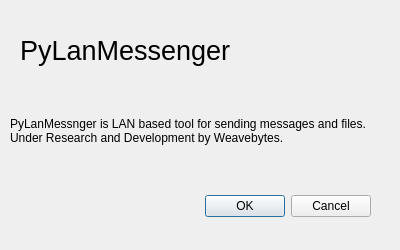
First picture: the form in about_dialog.ui, repository stoic1979/PyLanMessenger, before the edit.
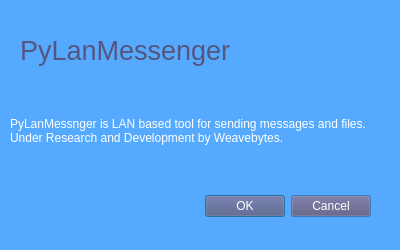
Second picture: the form after the edit.

Commit message: enhanced UI look & feel

```diff
--- a/about_dialog.ui
+++ b/about_dialog.ui
@@ -10,6 +10,421 @@
     <height>250</height>
    </rect>
   </property>
+  <property name="palette">
+   <palette>
+    <active>
+     <colorrole role="WindowText">
+      <brush brushstyle="SolidPattern">
+       <color alpha="255">
+        <red>255</red>
+        <green>255</green>
+        <blue>255</blue>
+       </color>
+      </brush>
+     </colorrole>
+     <colorrole role="Button">
+      <brush brushstyle="SolidPattern">
+       <color alpha="255">
+        <red>85</red>
+        <green>85</green>
+        <blue>127</blue>
+       </color>
+      </brush>
+     </colorrole>
+     <colorrole role="Light">
+      <brush brushstyle="SolidPattern">
+       <color alpha="255">
+        <red>213</red>
+        <green>234</green>
+        <blue>255</blue>
+       </color>
+      </brush>
+     </colorrole>
+     <colorrole role="Midlight">
+      <brush brushstyle="SolidPattern">
+       <color alpha="255">
+        <red>149</red>
+        <green>202</green>
+        <blue>255</blue>
+       </color>
+      </brush>
+     </colorrole>
+     <colorrole role="Dark">
+      <brush brushstyle="SolidPattern">
+       <color alpha="255">
+        <red>42</red>
+        <green>85</green>
+        <blue>127</blue>
+       </color>
+      </brush>
+     </colorrole>
+     <colorrole role="Mid">
+      <brush brushstyle="SolidPattern">
+       <color alpha="255">
+        <red>56</red>
+        <green>113</green>
+        <blue>170</blue>
+       </color>
+      </brush>
+     </colorrole>
+     <colorrole role="Text">
+      <brush brushstyle="SolidPattern">
+       <color alpha="255">
+        <red>0</red>
+        <green>0</green>
+        <blue>0</blue>
+       </color>
+      </brush>
+     </colorrole>
+     <colorrole role="BrightText">
+      <brush brushstyle="SolidPattern">
+       <color alpha="255">
+        <red>255</red>
+        <green>255</green>
+        <blue>255</blue>
+       </color>
+      </brush>
+     </colorrole>
+     <colorrole role="ButtonText">
+      <brush brushstyle="SolidPattern">
+       <color alpha="255">
+        <red>255</red>
+        <green>255</green>
+        <blue>255</blue>
+       </color>
+      </brush>
+     </colorrole>
+     <colorrole role="Base">
+      <brush brushstyle="SolidPattern">
+       <color alpha="255">
+        <red>255</red>
+        <green>255</green>
+        <blue>255</blue>
+       </color>
+      </brush>
+     </colorrole>
+     <colorrole role="Window">
+      <brush brushstyle="SolidPattern">
+       <color alpha="255">
+        <red>85</red>
+        <green>170</green>
+        <blue>255</blue>
+       </color>
+      </brush>
+     </colorrole>
+     <colorrole role="Shadow">
+      <brush brushstyle="SolidPattern">
+       <color alpha="255">
+        <red>0</red>
+        <green>0</green>
+        <blue>0</blue>
+       </color>
+      </brush>
+     </colorrole>
+     <colorrole role="AlternateBase">
+      <brush brushstyle="SolidPattern">
+       <color alpha="255">
+        <red>170</red>
+        <green>212</green>
+        <blue>255</blue>
+       </color>
+      </brush>
+     </colorrole>
+     <colorrole role="ToolTipBase">
+      <brush brushstyle="SolidPattern">
+       <color alpha="255">
+        <red>255</red>
+        <green>255</green>
+        <blue>220</blue>
+       </color>
+      </brush>
+     </colorrole>
+     <colorrole role="ToolTipText">
+      <brush brushstyle="SolidPattern">
+       <color alpha="255">
+        <red>0</red>
+        <green>0</green>
+        <blue>0</blue>
+       </color>
+      </brush>
+     </colorrole>
+    </active>
+    <inactive>
+     <colorrole role="WindowText">
+      <brush brushstyle="SolidPattern">
+       <color alpha="255">
+        <red>255</red>
+        <green>255</green>
+        <blue>255</blue>
+       </color>
+      </brush>
+     </colorrole>
+     <colorrole role="Button">
+      <brush brushstyle="SolidPattern">
+       <color alpha="255">
+        <red>85</red>
+        <green>85</green>
+        <blue>127</blue>
+       </color>
+      </brush>
+     </colorrole>
+     <colorrole role="Light">
+      <brush brushstyle="SolidPattern">
+       <color alpha="255">
+        <red>213</red>
+        <green>234</green>
+        <blue>255</blue>
+       </color>
+      </brush>
+     </colorrole>
+     <colorrole role="Midlight">
+      <brush brushstyle="SolidPattern">
+       <color alpha="255">
+        <red>149</red>
+        <green>202</green>
+        <blue>255</blue>
+       </color>
+      </brush>
+     </colorrole>
+     <colorrole role="Dark">
+      <brush brushstyle="SolidPattern">
+       <color alpha="255">
+        <red>42</red>
+        <green>85</green>
+        <blue>127</blue>
+       </color>
+      </brush>
+     </colorrole>
+     <colorrole role="Mid">
+      <brush brushstyle="SolidPattern">
+       <color alpha="255">
+        <red>56</red>
+        <green>113</green>
+        <blue>170</blue>
+       </color>
+      </brush>
+     </colorrole>
+     <colorrole role="Text">
+      <brush brushstyle="SolidPattern">
+       <color alpha="255">
+        <red>0</red>
+        <green>0</green>
+        <blue>0</blue>
+       </color>
+      </brush>
+     </colorrole>
+     <colorrole role="BrightText">
+      <brush brushstyle="SolidPattern">
+       <color alpha="255">
+        <red>255</red>
+        <green>255</green>
+        <blue>255</blue>
+       </color>
+      </brush>
+     </colorrole>
+     <colorrole role="ButtonText">
+      <brush brushstyle="SolidPattern">
+       <color alpha="255">
+        <red>255</red>
+        <green>255</green>
+        <blue>255</blue>
+       </color>
+      </brush>
+     </colorrole>
+     <colorrole role="Base">
+      <brush brushstyle="SolidPattern">
+       <color alpha="255">
+        <red>255</red>
+        <green>255</green>
+        <blue>255</blue>
+       </color>
+      </brush>
+     </colorrole>
+     <colorrole role="Window">
+      <brush brushstyle="SolidPattern">
+       <color alpha="255">
+        <red>85</red>
+        <green>170</green>
+        <blue>255</blue>
+       </color>
+      </brush>
+     </colorrole>
+     <colorrole role="Shadow">
+      <brush brushstyle="SolidPattern">
+       <color alpha="255">
+        <red>0</red>
+        <green>0</green>
+        <blue>0</blue>
+       </color>
+      </brush>
+     </colorrole>
+     <colorrole role="AlternateBase">
+      <brush brushstyle="SolidPattern">
+       <color alpha="255">
+        <red>170</red>
+        <green>212</green>
+        <blue>255</blue>
+       </color>
+      </brush>
+     </colorrole>
+     <colorrole role="ToolTipBase">
+      <brush brushstyle="SolidPattern">
+       <color alpha="255">
+        <red>255</red>
+        <green>255</green>
+        <blue>220</blue>
+       </color>
+      </brush>
+     </colorrole>
+     <colorrole role="ToolTipText">
+      <brush brushstyle="SolidPattern">
+       <color alpha="255">
+        <red>0</red>
+        <green>0</green>
+        <blue>0</blue>
+       </color>
+      </brush>
+     </colorrole>
+    </inactive>
+    <disabled>
+     <colorrole role="WindowText">
+      <brush brushstyle="SolidPattern">
+       <color alpha="255">
+        <red>42</red>
+        <green>85</green>
+        <blue>127</blue>
+       </color>
+      </brush>
+     </colorrole>
+     <colorrole role="Button">
+      <brush brushstyle="SolidPattern">
+       <color alpha="255">
+        <red>85</red>
+        <green>85</green>
+        <blue>127</blue>
+       </color>
+      </brush>
+     </colorrole>
+     <colorrole role="Light">
+      <brush brushstyle="SolidPattern">
+       <color alpha="255">
+        <red>213</red>
+        <green>234</green>
+        <blue>255</blue>
+       </color>
+      </brush>
+     </colorrole>
+     <colorrole role="Midlight">
+      <brush brushstyle="SolidPattern">
+       <color alpha="255">
+        <red>149</red>
+        <green>202</green>
+        <blue>255</blue>
+       </color>
+      </brush>
+     </colorrole>
+     <colorrole role="Dark">
+      <brush brushstyle="SolidPattern">
+       <color alpha="255">
+        <red>42</red>
+        <green>85</green>
+        <blue>127</blue>
+       </color>
+      </brush>
+     </colorrole>
+     <colorrole role="Mid">
+      <brush brushstyle="SolidPattern">
+       <color alpha="255">
+        <red>56</red>
+        <green>113</green>
+        <blue>170</blue>
+       </color>
+      </brush>
+     </colorrole>
+     <colorrole role="Text">
+      <brush brushstyle="SolidPattern">
+       <color alpha="255">
+        <red>42</red>
+        <green>85</green>
+        <blue>127</blue>
+       </color>
+      </brush>
+     </colorrole>
+     <colorrole role="BrightText">
+      <brush brushstyle="SolidPattern">
+       <color alpha="255">
+        <red>255</red>
+        <green>255</green>
+        <blue>255</blue>
+       </color>
+      </brush>
+     </colorrole>
+     <colorrole role="ButtonText">
+      <brush brushstyle="SolidPattern">
+       <color alpha="255">
+        <red>42</red>
+        <green>85</green>
+        <blue>127</blue>
+       </color>
+      </brush>
+     </colorrole>
+     <colorrole role="Base">
+      <brush brushstyle="SolidPattern">
+       <color alpha="255">
+        <red>85</red>
+        <green>170</green>
+        <blue>255</blue>
+       </color>
+      </brush>
+     </colorrole>
+     <colorrole role="Window">
+      <brush brushstyle="SolidPattern">
+       <color alpha="255">
+        <red>85</red>
+        <green>170</green>
+        <blue>255</blue>
+       </color>
+      </brush>
+     </colorrole>
+     <colorrole role="Shadow">
+      <brush brushstyle="SolidPattern">
+       <color alpha="255">
+        <red>0</red>
+        <green>0</green>
+        <blue>0</blue>
+       </color>
+      </brush>
+     </colorrole>
+     <colorrole role="AlternateBase">
+      <brush brushstyle="SolidPattern">
+       <color alpha="255">
+        <red>85</red>
+        <green>170</green>
+        <blue>255</blue>
+       </color>
+      </brush>
+     </colorrole>
+     <colorrole role="ToolTipBase">
+      <brush brushstyle="SolidPattern">
+       <color alpha="255">
+        <red>255</red>
+        <green>255</green>
+        <blue>220</blue>
+       </color>
+      </brush>
+     </colorrole>
+     <colorrole role="ToolTipText">
+      <brush brushstyle="SolidPattern">
+       <color alpha="255">
+        <red>0</red>
+        <green>0</green>
+        <blue>0</blue>
+       </color>
+      </brush>
+     </colorrole>
+    </disabled>
+   </palette>
+  </property>
   <property name="windowTitle">
    <string>About PyLanMessenger</string>
   </property>
@@ -57,6 +472,43 @@
      <height>61</height>
     </rect>
    </property>
+   <property name="palette">
+    <palette>
+     <active>
+      <colorrole role="WindowText">
+       <brush brushstyle="SolidPattern">
+        <color alpha="255">
+         <red>85</red>
+         <green>85</green>
+         <blue>127</blue>
+        </color>
+       </brush>
+      </colorrole>
+     </active>
+     <inactive>
+      <colorrole role="WindowText">
+       <brush brushstyle="SolidPattern">
+        <color alpha="255">
+         <red>85</red>
+         <green>85</green>
+         <blue>127</blue>
+        </color>
+       </brush>
+      </colorrole>
+     </inactive>
+     <disabled>
+      <colorrole role="WindowText">
+       <brush brushstyle="SolidPattern">
+        <color alpha="255">
+         <red>42</red>
+         <green>85</green>
+         <blue>127</blue>
+        </color>
+       </brush>
+      </colorrole>
+     </disabled>
+    </palette>
+   </property>
    <property name="font">
     <font>
      <pointsize>20</pointsize>
```
The commit also changes 1 other file.
